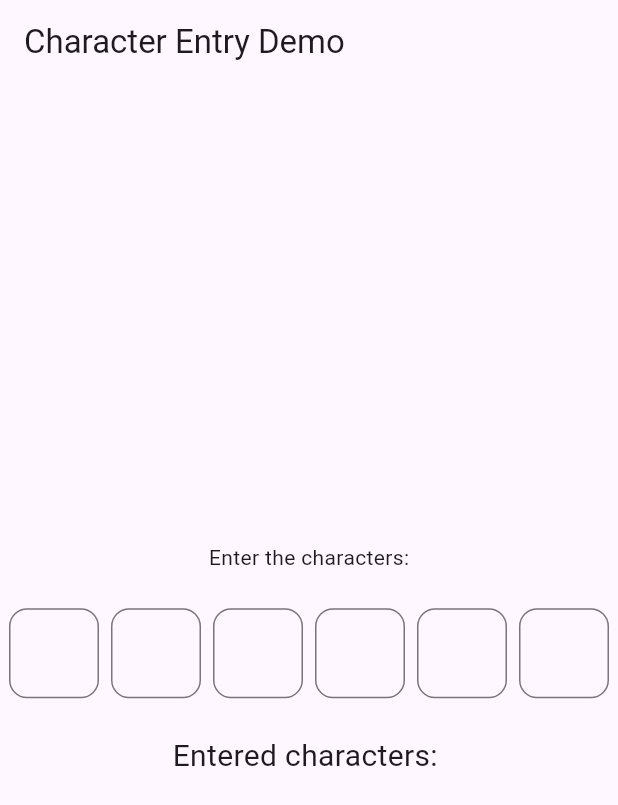
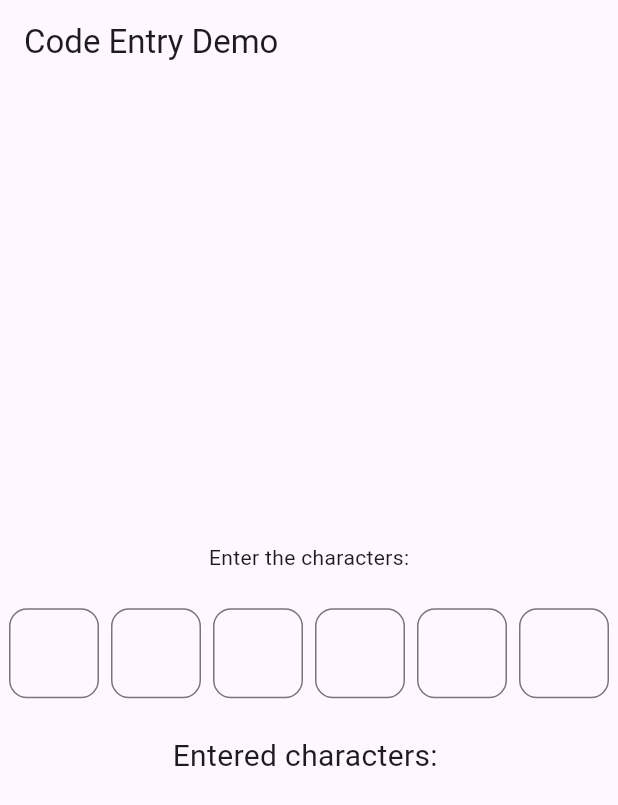
Before and after one commit to jvk75/code_entry_field, a Flutter app: the screen it shows after launch, on a phone screen of 412 x 824 dp. Shown: the top 805 px of the screen. Run offline on Flutter 3.47's test engine with Material 3 defaults, Android fonts, the phone set to English and light mode, and no system bars.

```diff
--- a/example/lib/main.dart
+++ b/example/lib/main.dart
@@ -34,7 +34,7 @@ class _MyHomePageState extends State<MyHomePage> {
   Widget build(BuildContext context) {
     return Scaffold(
       appBar: AppBar(
-        title: const Text('Character Entry Demo'),
+        title: const Text('Code Entry Demo'),
       ),
       body: Center(
         child: Column(
```
Also changed, not shown: images/example.png (added), 1 other file.
